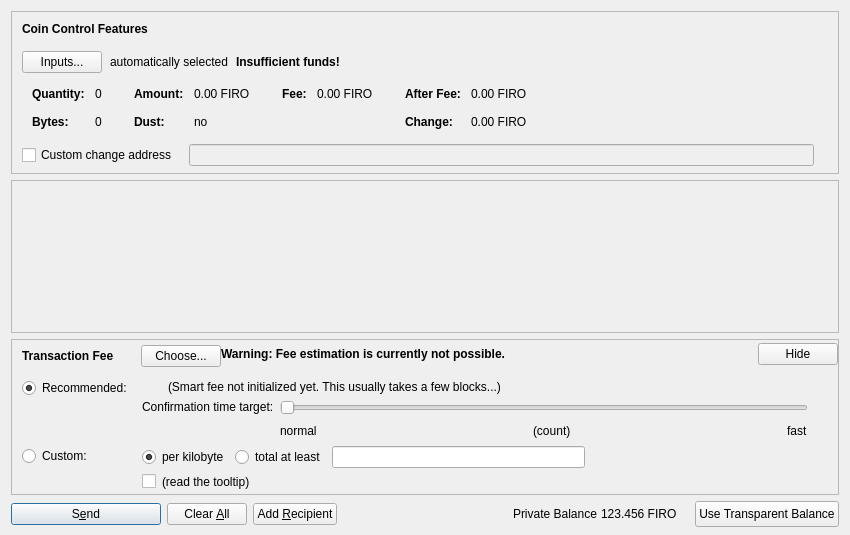
The window that src/qt/forms/sendcoinsdialog.ui (firoorg/firo) describes before a commit, drawn with Qt 5.
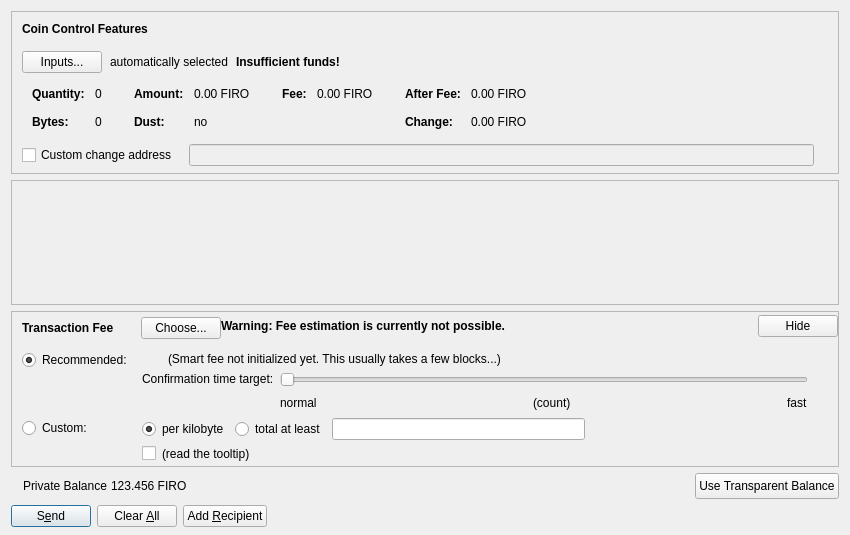
The same window after the commit. Custom widgets are drawn as their Qt base class.

Commit message:
Qt: keep Send footer actions from overlapping
Give balance controls their own row and let action buttons use their natural widths instead of competing percentage and stylesheet minima.

```diff
--- a/src/qt/forms/sendcoinsdialog.ui
+++ b/src/qt/forms/sendcoinsdialog.ui
@@ -1199,15 +1199,9 @@
     </widget>
    </item>
    <item>
-    <layout class="QHBoxLayout" name="horizontalLayout">
-     <item>
+    <layout class="QGridLayout" name="horizontalLayout" columnstretch="0,0,0,1">
+     <item row="1" column="0" alignment="Qt::AlignLeft">
       <widget class="QPushButton" name="sendButton">
-       <property name="minimumSize">
-        <size>
-         <width>150</width>
-         <height>0</height>
-        </size>
-       </property>
        <property name="toolTip">
         <string>Confirm the send action</string>
        </property>
@@ -1222,7 +1216,7 @@
        </property>
       </widget>
      </item>
-     <item>
+     <item row="1" column="1" alignment="Qt::AlignLeft">
       <widget class="QPushButton" name="clearButton">
        <property name="sizePolicy">
         <sizepolicy hsizetype="Minimum" vsizetype="Fixed">
@@ -1241,7 +1235,7 @@
        </property>
       </widget>
      </item>
-     <item>
+     <item row="1" column="2" alignment="Qt::AlignLeft">
       <widget class="QPushButton" name="addButton">
        <property name="toolTip">
         <string>Send to multiple recipients at once</string>
@@ -1254,7 +1248,7 @@
        </property>
       </widget>
      </item>
-     <item>
+     <item row="1" column="3">
       <spacer name="horizontalSpacer">
        <property name="orientation">
         <enum>Qt::Horizontal</enum>
@@ -1267,7 +1261,7 @@
        </property>
       </spacer>
      </item>
-     <item>
+     <item row="0" column="0" colspan="3" alignment="Qt::AlignLeft">
       <widget class="QFrame" name="balancePill">
        <layout class="QHBoxLayout" name="horizontalLayout_2">
         <property name="spacing">
@@ -1320,7 +1314,7 @@
        </layout>
       </widget>
      </item>
-     <item>
+     <item row="0" column="3" alignment="Qt::AlignRight">
       <widget class="QPushButton" name="switchFundButton">
        <property name="sizePolicy">
         <sizepolicy hsizetype="Minimum" vsizetype="Minimum">
```
The commit also changes 1 other file.
